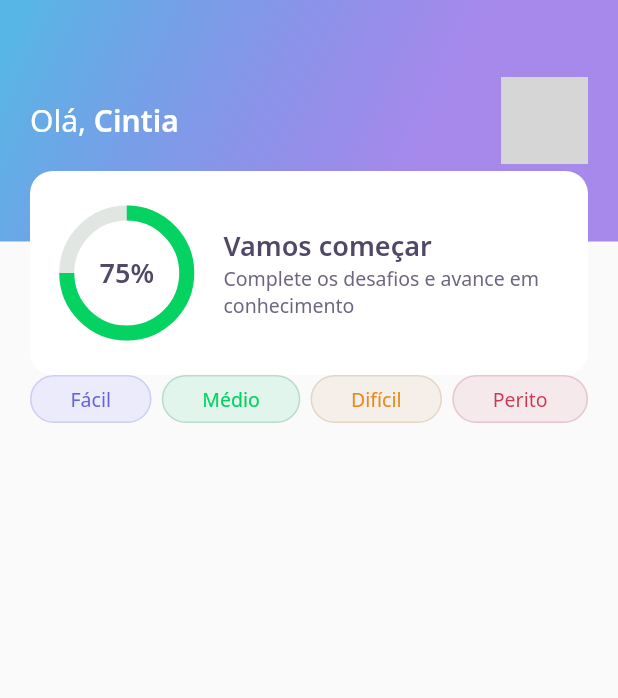
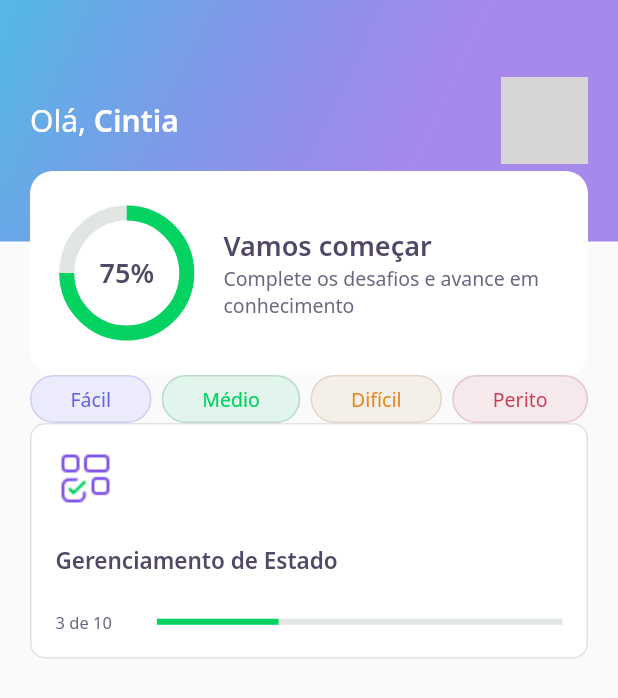
Before and after one commit to cintiafumi/devquiz, a Flutter app: the screen it shows after launch, on a phone screen of 412 x 824 dp. Shown: the top 698 px of the screen. Run offline on Flutter 3.47's test engine with Material 2 defaults, Android fonts, the phone set to English and light mode, and no system bars; our stand-ins replace google_fonts; network calls fail; grey boxes are pictures that could not be loaded.

Commit message:
✨  feat: Add QuizCardWidget

```diff
--- a/lib/home/home_page.dart
+++ b/lib/home/home_page.dart
@@ -1,5 +1,6 @@
 import 'package:devquiz/home/widgets/app_bar/app_bar_widget.dart';
 import 'package:devquiz/home/widgets/level_button/level_button_widget.dart';
+import 'package:devquiz/home/widgets/quiz_card/quiz_card_widget.dart';
 import 'package:flutter/material.dart';
 
 class HomePage extends StatefulWidget {
@@ -16,7 +17,9 @@ class _HomePageState extends State<HomePage> {
       appBar: AppBarWidget(),
       body: Padding(
         padding: const EdgeInsets.symmetric(horizontal: 20),
-        child: Row(
+        child: Column(
+          children: [
+            Row(
               mainAxisAlignment: MainAxisAlignment.spaceBetween,
               children: [
                 LevelButtonWidget(
@@ -33,6 +36,9 @@ class _HomePageState extends State<HomePage> {
                 ),
               ],
             ),
+            QuizCardWidget(),
+          ],
+        ),
       )
     );
   }
--- /dev/null
+++ b/lib/home/widgets/quiz_card/quiz_card_widget.dart
@@ -0,0 +1,61 @@
+import 'package:devquiz/core/core.dart';
+import 'package:flutter/material.dart';
+
+class QuizCardWidget extends StatelessWidget {
+  const QuizCardWidget({Key? key}) : super(key: key);
+
+  @override
+  Widget build(BuildContext context) {
+    return Container(
+      padding: EdgeInsets.all(16),
+      decoration: BoxDecoration(
+        border: Border.fromBorderSide(
+          BorderSide(
+            color: AppColors.border,
+          )
+        ),
+        color: AppColors.white,
+        borderRadius: BorderRadius.circular(10),
+      ),
+      child: Column(
+        crossAxisAlignment: CrossAxisAlignment.start,
+        children: [
+          Container(
+            height: 40,
+            width: 40,
+            child: Image.asset(AppImages.blocks),
+          ),
+          SizedBox(
+            height: 24,
+          ),
+          Text(
+            "Gerenciamento de Estado",
+            style: AppTextStyles.heading15,
+          ),
+          SizedBox(
+            height: 24,
+          ),
+          Row(
+            children: [
+              Expanded(
+                flex: 1,
+                child: Text(
+                  "3 de 10",
+                  style: AppTextStyles.body11,
+                ),
+              ),
+              Expanded(
+                flex: 4,
+                child: LinearProgressIndicator(
+                  value: 0.3,
+                  backgroundColor: AppColors.chartSecondary,
+                  valueColor: AlwaysStoppedAnimation<Color>(AppColors.chartPrimary),
+                ),
+              )
+            ],
+          )
+        ],
+      ),
+    );
+  }
+}
```
Lines whose indentation alone changed are shown as unchanged.
